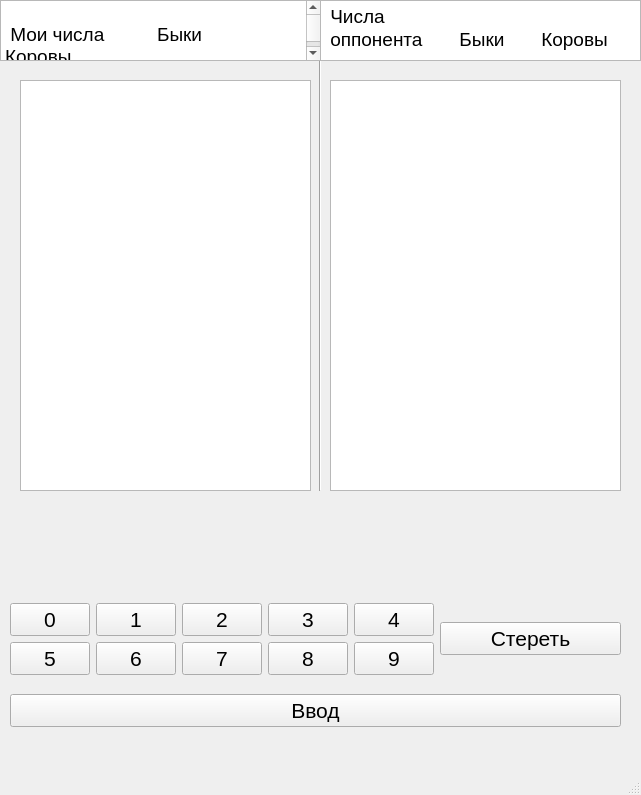
Old version of the form project/main.ui in the repository ttalova/bulls_and_cows.
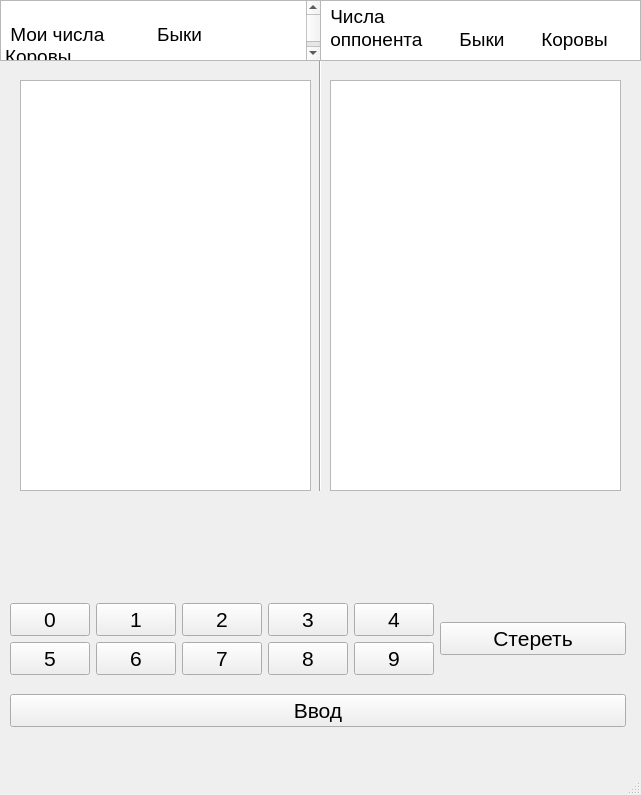
New version of the form. Icons and pictures are not drawn.

```diff
--- a/project/main.ui
+++ b/project/main.ui
@@ -48,7 +48,7 @@
      <rect>
       <x>10</x>
       <y>590</y>
-      <width>611</width>
+      <width>616</width>
       <height>150</height>
      </rect>
     </property>
```
Left out of the diff: 28 changed lines with no effect on the pictures.
